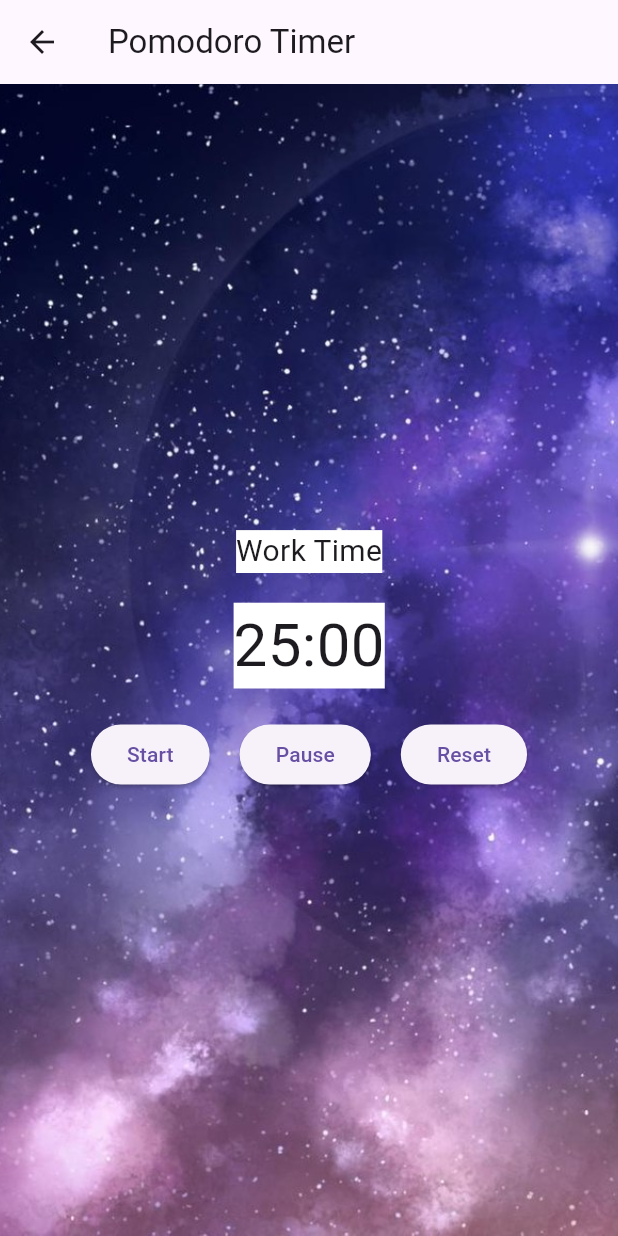
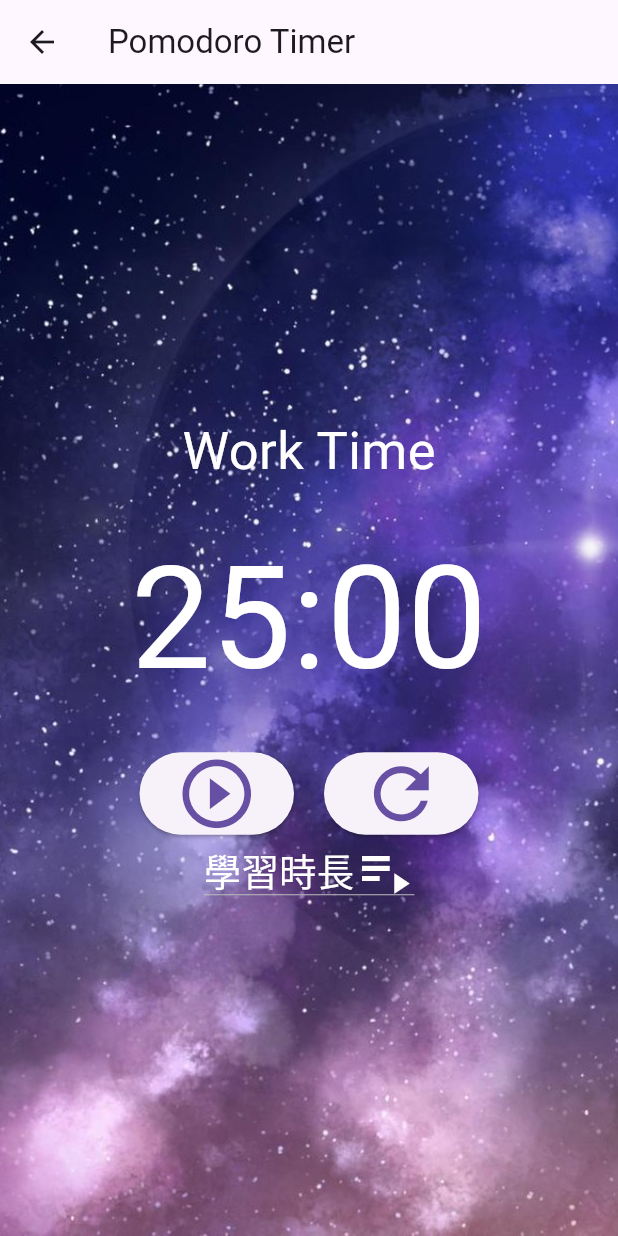
Before and after one commit to hhhh514/times, a Flutter app: the screen it shows after launch, in the side drawer, after a tap on "學習時鐘", on a phone screen of 412 x 824 dp. Run offline on Flutter 3.47's test engine with Material 3 defaults, Android fonts, the phone set to English and light mode, and no system bars; our stand-ins replace audioplayers, dropdown_button2, sqflite, table_calendar; accounts and stored records are empty.

Commit message:
Update tomato.dart

```diff
--- a/lib/studycloock/tomato.dart
+++ b/lib/studycloock/tomato.dart
@@ -2,6 +2,7 @@ import 'dart:async';
 import 'package:audioplayers/audioplayers.dart';
 import 'package:flutter/material.dart';
 import '../schedule/schedule.dart';
+import 'package:dropdown_button2/custom_dropdown_button2.dart';
 final player=AudioPlayer()..setReleaseMode(ReleaseMode.loop);
 
 void main() {
@@ -16,34 +17,46 @@ class MyApp extends StatelessWidget {
     );
   }
 }
-
 class PomodoroTimer extends StatefulWidget {
   @override
   _PomodoroTimerState createState() => _PomodoroTimerState();
 }
- /*play()async{
-  AudioPlayer player = AudioPlayer();
-  player.setSourceAsset('test.mp3');
-  //player.play();
-}*/
+
 class _PomodoroTimerState extends State<PomodoroTimer> {
+  void SetTime(worktime){
+    this.workTime=worktime;
+    setState(() {
 
-  int workTime = 25;
+    });
+    resetTimer();
+  }
+  int GetTime(){
+    return this.workTime;
+  }
+
+  int workTime=25;
   int breakTime = 5;
-  int currentTime = 25 * 60; // Initial time in seconds
+  int currentTime=25*60; // Initial time in seconds
   bool isWorking = true;
-  bool isRunning = false;
+  bool isRunning = true;
   bool istesting = true;
   late Timer timer;
 
   int counter = 0;
 
-  void startTimer() {
+  void startTimer(){
+
+    if(isRunning){
+      setState(() {
+        isRunning = false;
+      });
     if (istesting) {
-      player.play(AssetSource("1.mp3"));
+
       istesting=false;
+
       timer = Timer.periodic(Duration(seconds: 1), (timer) {
         setState(() {
+          player.play(AssetSource("1.mp3"));
           if (currentTime > 0) {
             currentTime--;
           } else {
@@ -52,29 +65,33 @@ class _PomodoroTimerState extends State<PomodoroTimer> {
               player.play(AssetSource("timeout.mp3"));
               currentTime = breakTime * 60;
             } else {
-              currentTime = workTime * 60;
+              currentTime = GetTime() * 60;
             }
             isWorking = !isWorking;
           }
         });
       });
     }
-  }
-
-  void pauseTimer() {
-    if (!istesting) {
+  }else{
+      setState(() {
+        isRunning = true;
+      });
       player.stop();
       istesting=true;
       timer.cancel();
     }
   }
+
+
   void resetTimer() {
     istesting=true;
     timer.cancel();
+    player.stop();
     setState(() {
       currentTime = workTime * 60;
       isWorking = true;
       isRunning = false;
+      startTimer();
     });
   }
 
@@ -107,12 +124,12 @@ class _PomodoroTimerState extends State<PomodoroTimer> {
 
             Text(
               isWorking ? 'Work Time' : 'Break Time',
-              style: TextStyle(fontSize: 20,backgroundColor:Color.fromARGB(255, 255, 255, 255)),
+              style: TextStyle(fontSize: 35,color: Colors.white),
             ),
             SizedBox(height: 20),
             Text(
               formatTime(currentTime),
-              style: TextStyle(fontSize: 40,backgroundColor:Color.fromARGB(255, 255, 255, 255)),
+              style: TextStyle(fontSize: 95,color:Colors.white),
             ),
             SizedBox(height: 20),
             Row(
@@ -120,35 +137,49 @@ class _PomodoroTimerState extends State<PomodoroTimer> {
               children: [
                   ElevatedButton(
                     onPressed: () {
-                      setState(() {
-                        isRunning = true;
-                      });
                       startTimer();
                     },
-                    child: Text('Start'),
+                      child:Icon(
+                        isRunning ? Icons.play_circle_outline_outlined : Icons.stop_circle_rounded ,
+                        size: 55,)
+
                   ),
                   SizedBox(width: 20),
                 ElevatedButton(
                   onPressed: () {
-                    setState(() {
-                      isRunning = false;
-                    });
-                    pauseTimer();
-                  },
-                  child: Text('Pause'),
-                ),
-                SizedBox(width: 20),
-                ElevatedButton(
-                  onPressed: () {
                     resetTimer();
                   },
-                  child: Text('Reset'),
+                  child: Icon(
+                      Icons.refresh,
+                    size: 55,
+                  ),
                 ),
+
               ],
             ),
+            Column(
+                children:[
+
+                  DropdownButton(icon: Icon(Icons.playlist_play_sharp), iconSize: 40, iconEnabledColor: Colors.white,
+                    hint: Text('學習時長',style:TextStyle(fontSize:25,color: Colors.white)),
+
+                    items: [
+                      DropdownMenuItem(child: Text('15'), value: 15), DropdownMenuItem(child: Text('20'), value: 20),
+                      DropdownMenuItem(child: Text('25'), value: 25)
+                    ], onChanged: (value) {
+                    setState(() {
+                      startTimer();
+                    });
+                      return SetTime(value);
+                    },
+                  ),
+                ],
+              ),
           ],
         ),
+
       ),
+
     );
   }
 }
```
